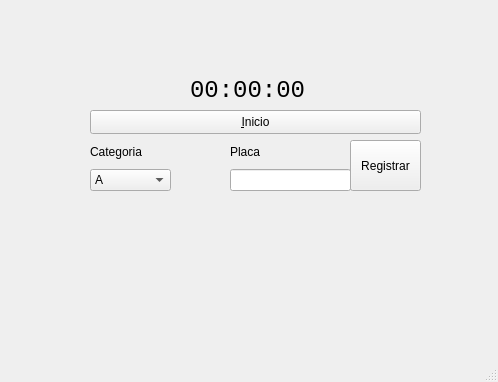
Old version of the form cronometerwindow.ui in the repository RDMSE/drchrono.
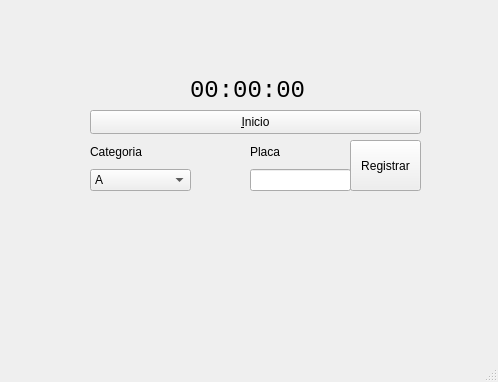
New version of the form.

What changed in the file:
```diff
--- a/cronometerwindow.ui
+++ b/cronometerwindow.ui
@@ -67,7 +67,7 @@
      <rect>
       <x>90</x>
       <y>140</y>
-      <width>81</width>
+      <width>101</width>
       <height>51</height>
      </rect>
     </property>
@@ -119,9 +119,9 @@
    <widget class="QWidget" name="verticalLayoutWidget_2">
     <property name="geometry">
      <rect>
-      <x>230</x>
+      <x>250</x>
       <y>140</y>
-      <width>121</width>
+      <width>101</width>
       <height>51</height>
      </rect>
     </property>
```
